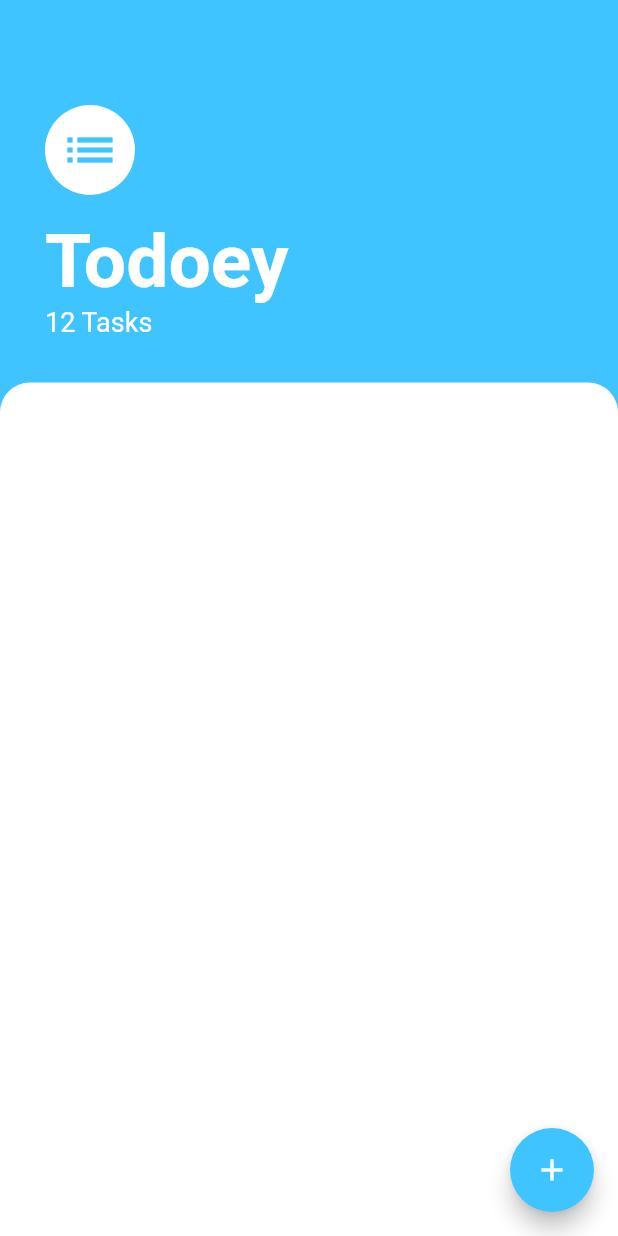
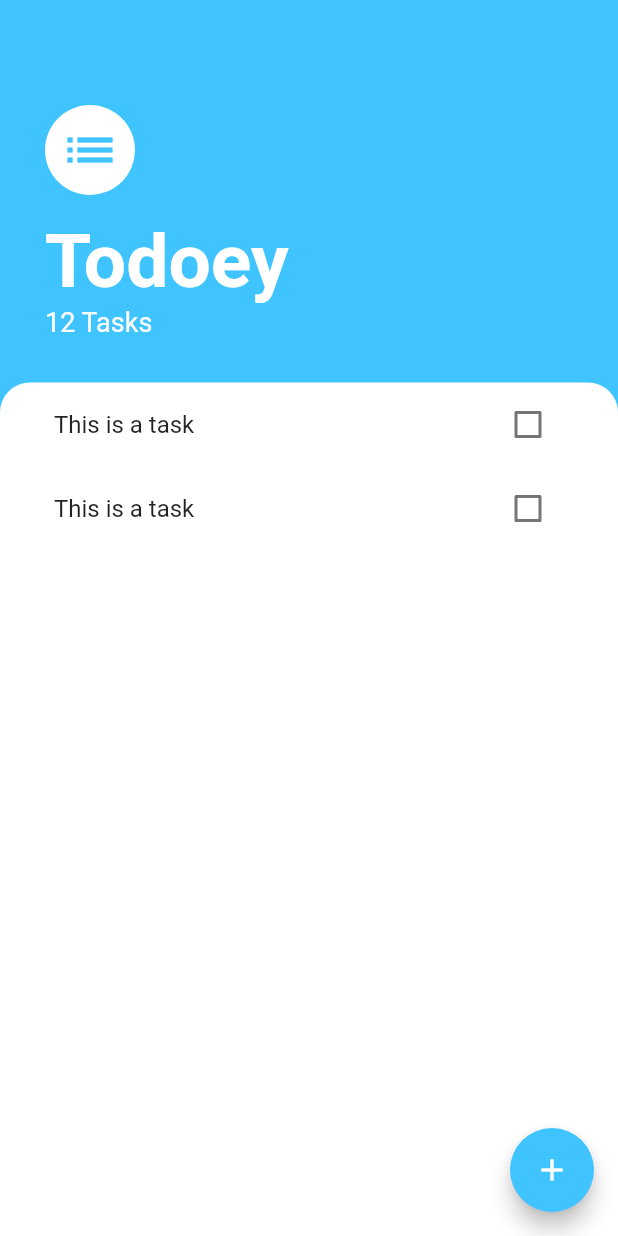
Before and after one commit to ChuguevRoman/todoey_flutter, a Flutter app: the screen it shows after launch, on a phone screen of 412 x 824 dp. Run offline on Flutter 3.47's test engine with Material 2 defaults, Android fonts, the phone set to English and light mode, and no system bars.

Commit message:
Created two files in the widgets folder: TaskList, TaskTile. TaskTile is one of our tasks. TaskList is a list of tasks.

```diff
--- a/lib/screens/task_screen.dart
+++ b/lib/screens/task_screen.dart
@@ -1,4 +1,6 @@
 import 'package:flutter/material.dart';
+
+import '../widgets/task_list.dart';
 
 class TaskScreen extends StatelessWidget {
   const TaskScreen({Key? key}) : super(key: key);
@@ -46,6 +48,7 @@ class TaskScreen extends StatelessWidget {
           ),
           Expanded(
             child: Container(
+              padding: EdgeInsets.symmetric(horizontal: 20.0),
               decoration: BoxDecoration(
                 color: Colors.white,
                 borderRadius: BorderRadius.only(
@@ -53,6 +56,7 @@ class TaskScreen extends StatelessWidget {
                   topRight: Radius.circular(20.0),
                 ),
               ),
+              child: TaskList(),
             ),
           ),
         ],
--- /dev/null
+++ b/lib/widgets/task_list.dart
@@ -0,0 +1,19 @@
+import 'package:flutter/material.dart';
+
+import './task_tile.dart';
+
+class TaskList extends StatelessWidget {
+  const TaskList({
+    super.key,
+  });
+
+  @override
+  Widget build(BuildContext context) {
+    return ListView(
+      children: [
+        TaskTile(),
+        TaskTile(),
+      ],
+    );
+  }
+}
--- /dev/null
+++ b/lib/widgets/task_tile.dart
@@ -0,0 +1,18 @@
+import 'package:flutter/material.dart';
+
+class TaskTile extends StatelessWidget {
+  const TaskTile({
+    super.key,
+  });
+
+  @override
+  Widget build(BuildContext context) {
+    return ListTile(
+      title: Text('This is a task'),
+      trailing: Checkbox(
+        value: false,
+        onChanged: (bool? newValue) {},
+      ),
+    );
+  }
+}
```
Lines whose indentation alone changed are shown as unchanged.
